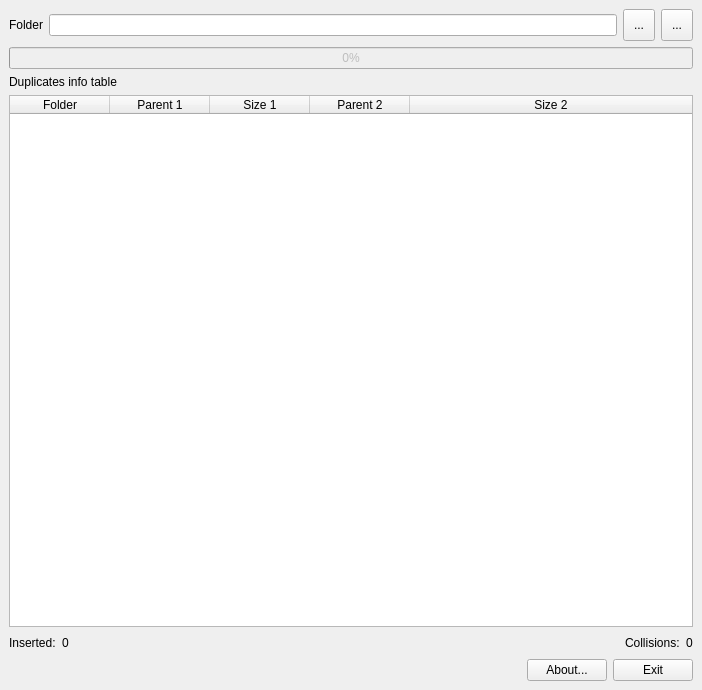
Old version of the form Duplicates.ui in the repository FelixdelasPozas/Duplicate-Folders-Finder.
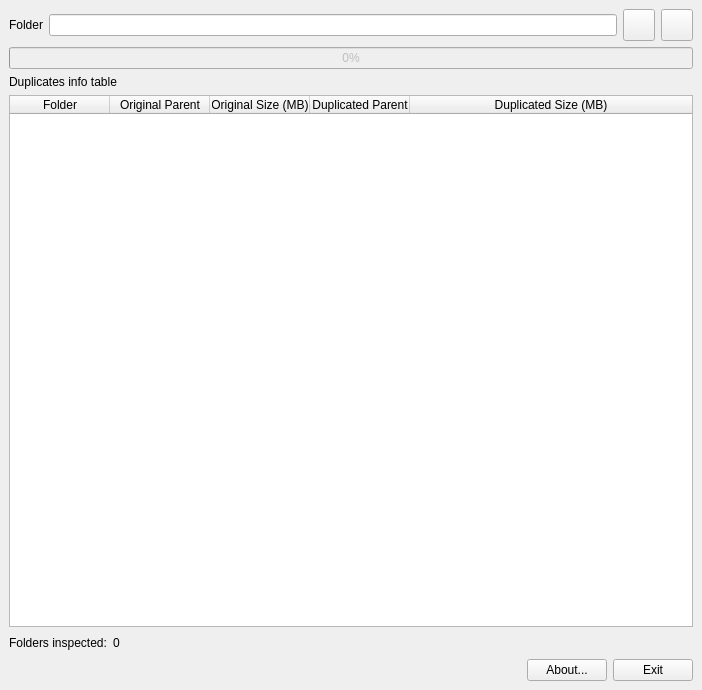
New version of the form. Icons and pictures are not drawn.

Commit message: Minor aesthetic issues fixed. Removed hash collisions information.

```diff
--- a/Duplicates.ui
+++ b/Duplicates.ui
@@ -53,12 +53,21 @@
          <string>Pick folder...</string>
         </property>
         <property name="text">
-         <string>...</string>
+         <string/>
         </property>
         <property name="icon">
          <iconset resource="resources/resources.qrc">
           <normaloff>:/Duplicates/folder.svg</normaloff>:/Duplicates/folder.svg</iconset>
         </property>
+        <property name="iconSize">
+         <size>
+          <width>20</width>
+          <height>20</height>
+         </size>
+        </property>
+        <property name="shortcut">
+         <string>Ctrl+F</string>
+        </property>
        </widget>
       </item>
       <item>
@@ -73,12 +82,21 @@
          <string>Search for duplicates</string>
         </property>
         <property name="text">
-         <string>...</string>
+         <string/>
         </property>
         <property name="icon">
          <iconset resource="resources/resources.qrc">
           <normaloff>:/Duplicates/magnifying-glass.svg</normaloff>:/Duplicates/magnifying-glass.svg</iconset>
         </property>
+        <property name="iconSize">
+         <size>
+          <width>20</width>
+          <height>20</height>
+         </size>
+        </property>
+        <property name="shortcut">
+         <string>Ctrl+D</string>
+        </property>
        </widget>
       </item>
      </layout>
@@ -130,22 +148,22 @@
       </column>
       <column>
        <property name="text">
-        <string>Parent 1</string>
+        <string>Original Parent</string>
        </property>
       </column>
       <column>
        <property name="text">
-        <string>Size 1</string>
+        <string>Original Size (MB)</string>
        </property>
       </column>
       <column>
        <property name="text">
-        <string>Parent 2</string>
+        <string>Duplicated Parent</string>
        </property>
       </column>
       <column>
        <property name="text">
-        <string>Size 2</string>
+        <string>Duplicated Size (MB)</string>
        </property>
       </column>
      </widget>
@@ -155,7 +173,7 @@
       <item>
        <widget class="QLabel" name="label_6">
         <property name="text">
-         <string>Inserted:</string>
+         <string>Folders inspected:</string>
         </property>
        </widget>
       </item>
@@ -179,20 +197,6 @@
         </property>
        </spacer>
       </item>
-      <item>
-       <widget class="QLabel" name="label_4">
-        <property name="text">
-         <string>Collisions:</string>
-        </property>
-       </widget>
-      </item>
-      <item>
-       <widget class="QLabel" name="m_collisions">
-        <property name="text">
-         <string>0</string>
-        </property>
-       </widget>
-      </item>
      </layout>
     </item>
     <item>
```
Left out of the diff: 2 changed lines with no effect on the pictures. The commit also changes 3 other files.
